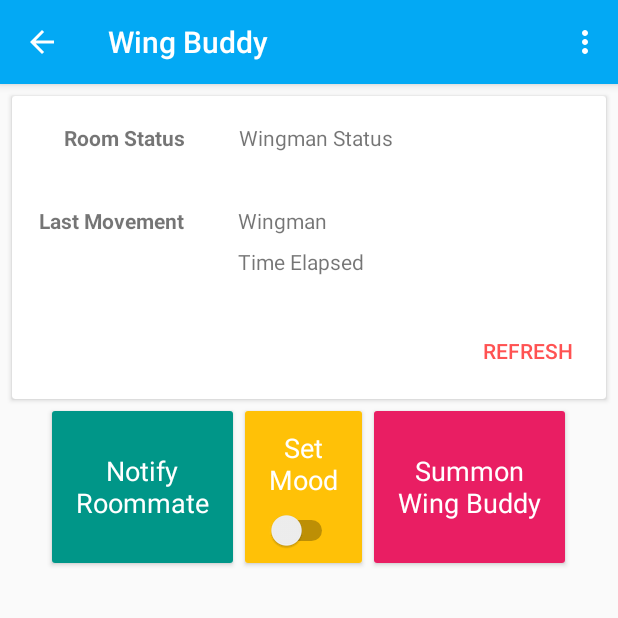
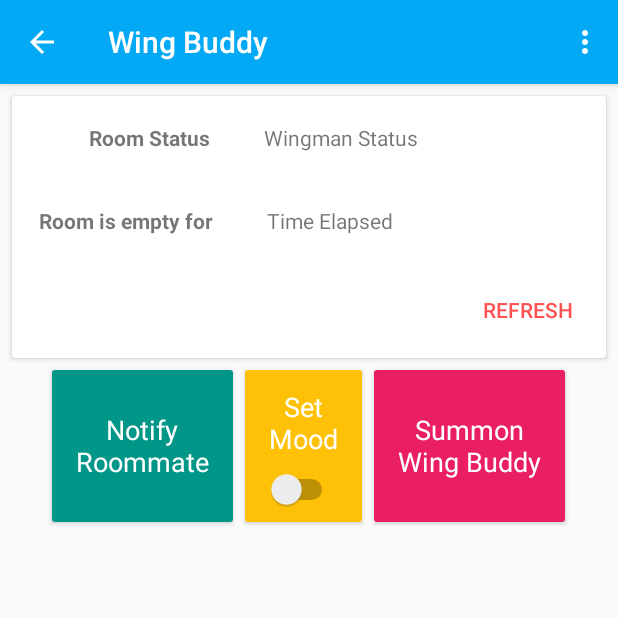
Before and after one commit to jiangshen/WingBuddy, an Android app: the MainActivity screen opened directly, with no data from a screen before it, on a phone screen of 412 x 824 dp, the top half of it. Run offline under Robolectric (Android 15) with nearby library versions, the phone set to English and light mode, and no system bars; libraries missing offline, so code that uses them is left out: com.firebase.client; 4 statements that could not run were skipped.

Commit message:
Changed room is empty for

```diff
--- a/app/src/main/java/codemonkey/wingbuddy/MainActivity.java
+++ b/app/src/main/java/codemonkey/wingbuddy/MainActivity.java
@@ -239,7 +239,7 @@ public class MainActivity extends AppCompatActivity {
             long minute = differenceDate.getMinutes();
             long second = differenceDate.getSeconds();
 
-            timeElapsed += "Time Elapsed: " + hour + ((hour > 1) ? " hours, " : " hour, ")
+            timeElapsed += hour + ((hour > 1) ? " hours, " : " hour, ")
                     + minute + ((minute > 1) ? " minutes and " : " minute and ")
                     + second + ((second > 1) ? " seconds" : " second");
 
--- a/app/src/main/res/layout/activity_main.xml
+++ b/app/src/main/res/layout/activity_main.xml
@@ -55,7 +55,7 @@
                         android:layout_width="wrap_content"
                         android:layout_height="wrap_content"
                         android:textStyle="bold"
-                        android:text="     Room Status"
+                        android:text="          Room Status"
                         android:padding="18dp"/>
 
                     <TextView
@@ -77,7 +77,7 @@
                         android:layout_width="wrap_content"
                         android:layout_height="wrap_content"
                         android:textStyle="bold"
-                        android:text="Last Movement"
+                        android:text="Room is empty for"
                         android:padding="18dp"/>
 
                     <LinearLayout
@@ -86,23 +86,28 @@
                         android:orientation="vertical">
 
                         <TextView
+                            android:layout_width="wrap_content"
+                            android:layout_height="wrap_content"
+                            android:id="@+id/tv_time_elapsed"
+                            android:text="Time Elapsed"
+                            android:paddingTop="18dp"
+                            android:paddingLeft="18dp"
+                            android:paddingRight="18dp"
+                            android:paddingBottom="8dp"
+                             />
+
+                        <TextView
                             android:layout_width="match_parent"
                             android:layout_height="wrap_content"
                             android:id="@+id/tv_wingman_last_seen"
                             android:text="Wingman Status"
-                            android:paddingTop="18dp"
+                            android:paddingBottom="18dp"
                             android:paddingLeft="18dp"
                             android:paddingRight="18dp"
-                            android:paddingBottom="8dp"/>
+                            android:visibility="gone"
+                            />
 
-                        <TextView
-                            android:layout_width="wrap_content"
-                            android:layout_height="wrap_content"
-                            android:id="@+id/tv_time_elapsed"
-                            android:text="Time Elapsed"
-                            android:paddingBottom="18dp"
-                            android:paddingLeft="18dp"
-                            android:paddingRight="18dp" />
+
 
                     </LinearLayout>
 
```
Also changed, not shown: 3 other files.
